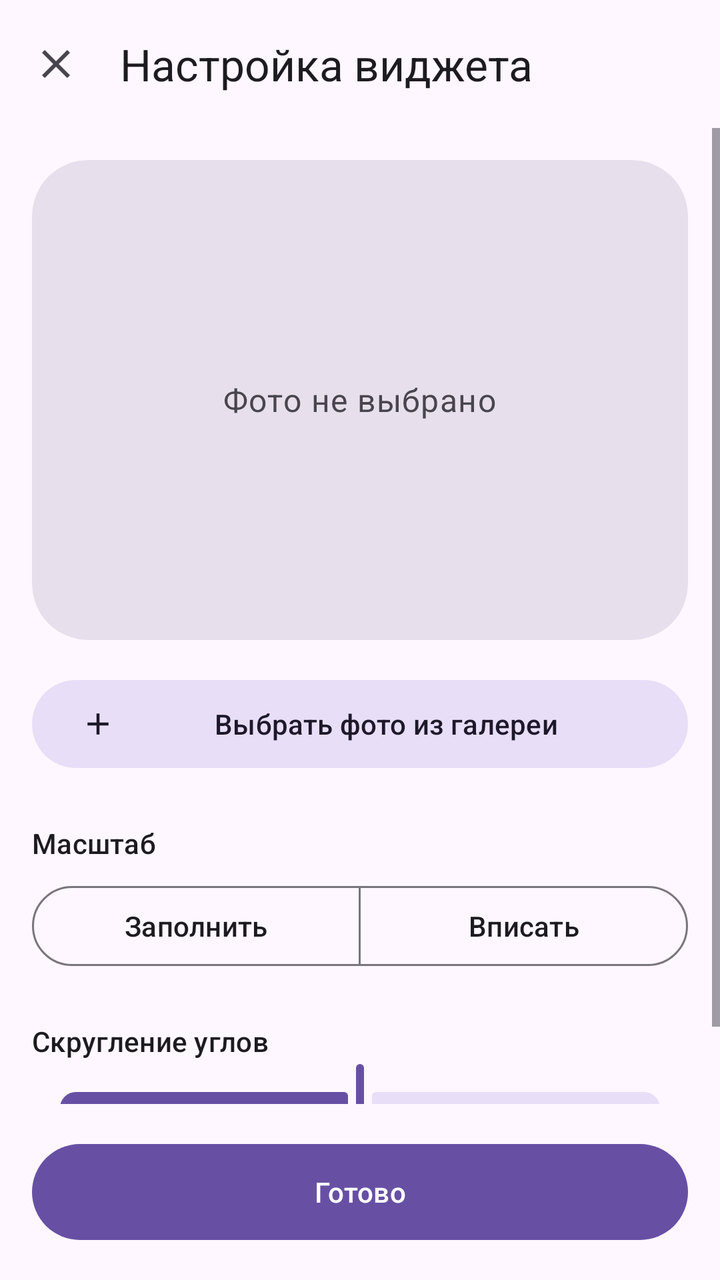
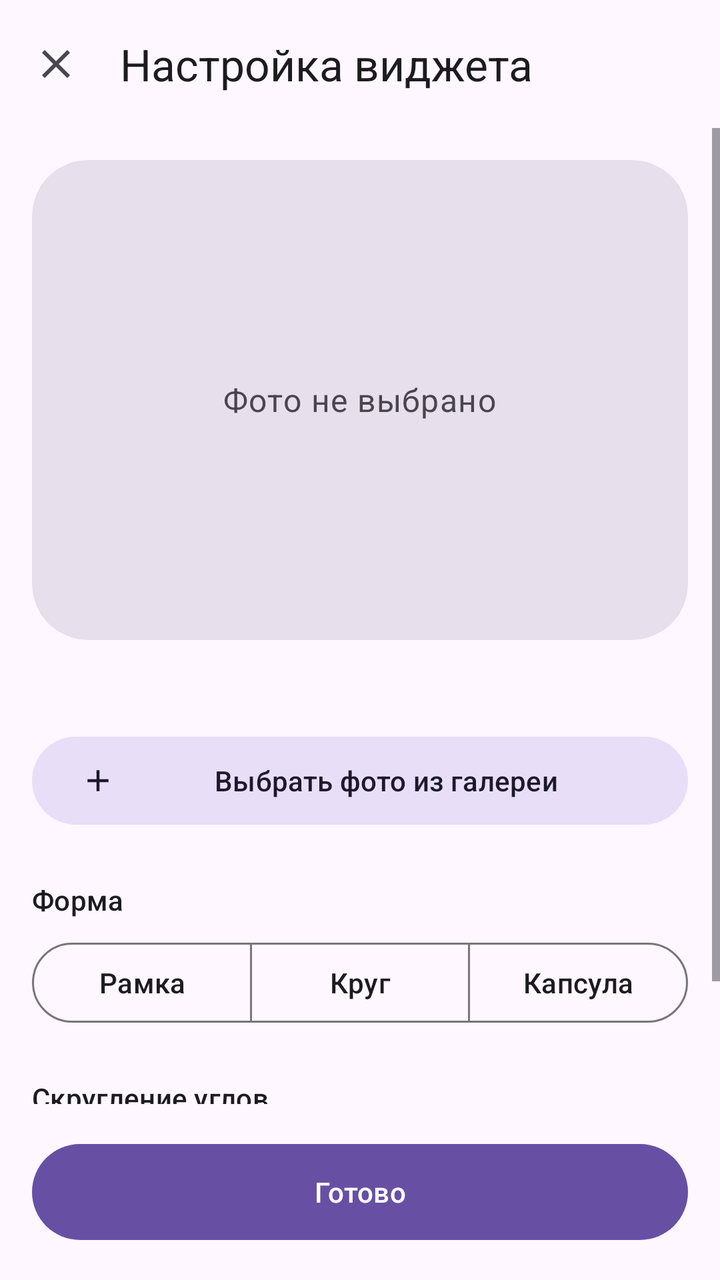

Screens rendered from an Android XML layout before and after an edit, with the pre-edit source and the edit as a unified diff.
<!-- AndroidManifest.xml: application theme Theme.PhotoWidget -->
<!-- res/layout/activity_configure.xml -->
<?xml version="1.0" encoding="utf-8"?>
<LinearLayout xmlns:android="http://schemas.android.com/apk/res/android"
    xmlns:app="http://schemas.android.com/apk/res-auto"
    android:layout_width="match_parent"
    android:layout_height="match_parent"
    android:background="?attr/colorSurface"
    android:orientation="vertical">

    <com.google.android.material.appbar.MaterialToolbar
        android:id="@+id/toolbar"
        android:layout_width="match_parent"
        android:layout_height="?attr/actionBarSize"
        app:navigationContentDescription="@string/close"
        app:navigationIcon="@drawable/ic_close"
        app:title="@string/configure_title" />

    <ScrollView
        android:layout_width="match_parent"
        android:layout_height="0dp"
        android:layout_weight="1">

        <LinearLayout
            android:layout_width="match_parent"
            android:layout_height="wrap_content"
            android:orientation="vertical"
            android:padding="16dp">

            <com.google.android.material.card.MaterialCardView
                style="@style/Widget.Material3.CardView.Filled"
                android:layout_width="match_parent"
                android:layout_height="240dp"
                app:cardBackgroundColor="?attr/colorSurfaceVariant"
                app:cardCornerRadius="28dp">

                <FrameLayout
                    android:layout_width="match_parent"
                    android:layout_height="match_parent">

                    <ImageView
                        android:id="@+id/img_preview"
                        android:layout_width="200dp"
                        android:layout_height="200dp"
                        android:layout_gravity="center"
                        android:contentDescription="@string/widget_name"
                        android:scaleType="fitCenter"
                        android:visibility="gone" />

                    <TextView
                        android:id="@+id/tv_empty"
                        android:layout_width="wrap_content"
                        android:layout_height="wrap_content"
                        android:layout_gravity="center"
                        android:text="@string/no_photo"
                        android:textAppearance="?attr/textAppearanceBodyLarge"
                        android:textColor="?attr/colorOnSurfaceVariant" />
                </FrameLayout>
            </com.google.android.material.card.MaterialCardView>

            <com.google.android.material.button.MaterialButton
                android:id="@+id/btn_pick"
                style="@style/Widget.Material3.Button.TonalButton"
                android:layout_width="match_parent"
                android:layout_height="wrap_content"
                android:layout_marginTop="16dp"
                android:minHeight="52dp"
                android:text="@string/pick_photo"
                app:icon="@drawable/ic_add" />

            <TextView
                android:layout_width="wrap_content"
                android:layout_height="wrap_content"
                android:layout_marginTop="24dp"
                android:text="@string/scale_label"
                android:textAppearance="?attr/textAppearanceTitleSmall" />

            <com.google.android.material.button.MaterialButtonToggleGroup
                android:id="@+id/toggle_scale"
                android:layout_width="match_parent"
                android:layout_height="wrap_content"
                android:layout_marginTop="8dp"
                app:selectionRequired="true"
                app:singleSelection="true">

                <com.google.android.material.button.MaterialButton
                    android:id="@+id/btn_fill"
                    style="?attr/materialButtonOutlinedStyle"
                    android:layout_width="0dp"
                    android:layout_height="wrap_content"
                    android:layout_weight="1"
                    android:text="@string/scale_fill" />

                <com.google.android.material.button.MaterialButton
                    android:id="@+id/btn_fit"
                    style="?attr/materialButtonOutlinedStyle"
                    android:layout_width="0dp"
                    android:layout_height="wrap_content"
                    android:layout_weight="1"
                    android:text="@string/scale_fit" />
            </com.google.android.material.button.MaterialButtonToggleGroup>

            <LinearLayout
                android:layout_width="match_parent"
                android:layout_height="wrap_content"
                android:layout_marginTop="24dp"
                android:orientation="horizontal">

                <TextView
                    android:layout_width="0dp"
                    android:layout_height="wrap_content"
                    android:layout_weight="1"
                    android:text="@string/radius_label"
                    android:textAppearance="?attr/textAppearanceTitleSmall" />

                <TextView
                    android:id="@+id/tv_radius_value"
                    android:layout_width="wrap_content"
                    android:layout_height="wrap_content"
                    android:textAppearance="?attr/textAppearanceLabelLarge"
                    android:textColor="?attr/colorPrimary" />
            </LinearLayout>

            <com.google.android.material.slider.Slider
                android:id="@+id/slider_radius"
                android:layout_width="match_parent"
                android:layout_height="wrap_content"
                android:stepSize="1"
                android:value="20"
                android:valueFrom="0"
                android:valueTo="40" />
        </LinearLayout>
    </ScrollView>

    <com.google.android.material.button.MaterialButton
        android:id="@+id/btn_save"
        android:layout_width="match_parent"
        android:layout_height="wrap_content"
        android:layout_margin="16dp"
        android:minHeight="56dp"
        android:text="@string/done" />
</LinearLayout>
<!-- resources referenced by this layout -->
<resources>
  <!-- drawable ic_add (drawable) -->
  <vector xmlns:android="http://schemas.android.com/apk/res/android"
      android:width="24dp"
      android:height="24dp"
      android:viewportWidth="24"
      android:viewportHeight="24"
      android:tint="?attr/colorControlNormal">
      <path
          android:fillColor="#FFFFFFFF"
          android:pathData="M19,13h-6v6h-2v-6H5v-2h6V5h2v6h6z" />
  </vector>
  <!-- drawable ic_close (drawable) -->
  <vector xmlns:android="http://schemas.android.com/apk/res/android"
      android:width="24dp"
      android:height="24dp"
      android:viewportWidth="24"
      android:viewportHeight="24"
      android:tint="?attr/colorControlNormal">
      <path
          android:fillColor="#FFFFFFFF"
          android:pathData="M19,6.41L17.59,5 12,10.59 6.41,5 5,6.41 10.59,12 5,17.59 6.41,19 12,13.41 17.59,19 19,17.59 13.41,12z" />
  </vector>
  <string name="close">Закрыть</string>
  <string name="configure_title">Настройка виджета</string>
  <string name="done">Готово</string>
  <string name="no_photo">Фото не выбрано</string>
  <string name="pick_photo">Выбрать фото из галереи</string>
  <string name="radius_label">Скругление углов</string>
  <string name="scale_fill">Заполнить</string>
  <string name="scale_fit">Вписать</string>
  <string name="scale_label">Масштаб</string>
  <string name="widget_name">Фото из галереи</string>
  <style name="Theme.PhotoWidget" parent="Theme.Material3.DayNight.NoActionBar" />
</resources>

<!-- the commit's change to res/layout/activity_configure.xml (unified diff, before → after) -->
@@ -28,20 +28,24 @@
             <com.google.android.material.card.MaterialCardView
                 style="@style/Widget.Material3.CardView.Filled"
                 android:layout_width="match_parent"
-                android:layout_height="240dp"
+                android:layout_height="wrap_content"
                 app:cardBackgroundColor="?attr/colorSurfaceVariant"
                 app:cardCornerRadius="28dp">
 
                 <FrameLayout
                     android:layout_width="match_parent"
-                    android:layout_height="match_parent">
+                    android:layout_height="wrap_content"
+                    android:minHeight="240dp"
+                    android:padding="16dp">
 
                     <ImageView
                         android:id="@+id/img_preview"
-                        android:layout_width="200dp"
-                        android:layout_height="200dp"
+                        android:layout_width="match_parent"
+                        android:layout_height="wrap_content"
                         android:layout_gravity="center"
+                        android:adjustViewBounds="true"
                         android:contentDescription="@string/widget_name"
+                        android:maxHeight="288dp"
                         android:scaleType="fitCenter"
                         android:visibility="gone" />
 
@@ -55,6 +59,14 @@
                         android:textColor="?attr/colorOnSurfaceVariant" />
                 </FrameLayout>
             </com.google.android.material.card.MaterialCardView>
+
+            <TextView
+                android:id="@+id/tv_size_info"
+                android:layout_width="match_parent"
+                android:layout_height="wrap_content"
+                android:layout_marginTop="12dp"
+                android:textAppearance="?attr/textAppearanceBodySmall"
+                android:textColor="?attr/colorOnSurfaceVariant" />
 
             <com.google.android.material.button.MaterialButton
                 android:id="@+id/btn_pick"
@@ -70,11 +82,11 @@
                 android:layout_width="wrap_content"
                 android:layout_height="wrap_content"
                 android:layout_marginTop="24dp"
-                android:text="@string/scale_label"
+                android:text="@string/shape_label"
                 android:textAppearance="?attr/textAppearanceTitleSmall" />
 
             <com.google.android.material.button.MaterialButtonToggleGroup
-                android:id="@+id/toggle_scale"
+                android:id="@+id/toggle_shape"
                 android:layout_width="match_parent"
                 android:layout_height="wrap_content"
                 android:layout_marginTop="8dp"
@@ -82,51 +94,66 @@
                 app:singleSelection="true">
 
                 <com.google.android.material.button.MaterialButton
-                    android:id="@+id/btn_fill"
+                    android:id="@+id/btn_shape_rounded"
                     style="?attr/materialButtonOutlinedStyle"
                     android:layout_width="0dp"
                     android:layout_height="wrap_content"
                     android:layout_weight="1"
-                    android:text="@string/scale_fill" />
+                    android:text="@string/shape_rounded" />
 
                 <com.google.android.material.button.MaterialButton
-                    android:id="@+id/btn_fit"
+                    android:id="@+id/btn_shape_circle"
                     style="?attr/materialButtonOutlinedStyle"
                     android:layout_width="0dp"
                     android:layout_height="wrap_content"
                     android:layout_weight="1"
-                    android:text="@string/scale_fit" />
+                    android:text="@string/shape_circle" />
+
+                <com.google.android.material.button.MaterialButton
+                    android:id="@+id/btn_shape_capsule"
+                    style="?attr/materialButtonOutlinedStyle"
+                    android:layout_width="0dp"
+                    android:layout_height="wrap_content"
+                    android:layout_weight="1"
+                    android:text="@string/shape_capsule" />
             </com.google.android.material.button.MaterialButtonToggleGroup>
 
             <LinearLayout
+                android:id="@+id/row_radius"
                 android:layout_width="match_parent"
                 android:layout_height="wrap_content"
                 android:layout_marginTop="24dp"
-                android:orientation="horizontal">
+                android:orientation="vertical">
 
-                <TextView
-                    android:layout_width="0dp"
+                <LinearLayout
+                    android:layout_width="match_parent"
                     android:layout_height="wrap_content"
-                    android:layout_weight="1"
-                    android:text="@string/radius_label"
-                    android:textAppearance="?attr/textAppearanceTitleSmall" />
+                    android:orientation="horizontal">
 
-                <TextView
-                    android:id="@+id/tv_radius_value"
-                    android:layout_width="wrap_content"
+                    <TextView
+                        android:layout_width="0dp"
+                        android:layout_height="wrap_content"
+                        android:layout_weight="1"
+                        android:text="@string/radius_label"
+                        android:textAppearance="?attr/textAppearanceTitleSmall" />
+
+                    <TextView
+                        android:id="@+id/tv_radius_value"
+                        android:layout_width="wrap_content"
+                        android:layout_height="wrap_content"
+                        android:textAppearance="?attr/textAppearanceLabelLarge"
+                        android:textColor="?attr/colorPrimary" />
+                </LinearLayout>
+
+                <com.google.android.material.slider.Slider
+                    android:id="@+id/slider_radius"
+                    android:layout_width="match_parent"
                     android:layout_height="wrap_content"
-                    android:textAppearance="?attr/textAppearanceLabelLarge"
-                    android:textColor="?attr/colorPrimary" />
+                    android:stepSize="1"
+                    android:value="20"
+                    android:valueFrom="0"
+                    android:valueTo="40" />
             </LinearLayout>
-
-            <com.google.android.material.slider.Slider
-                android:id="@+id/slider_radius"
-                android:layout_width="match_parent"
-                android:layout_height="wrap_content"
-                android:stepSize="1"
-                android:value="20"
-                android:valueFrom="0"
-                android:valueTo="40" />
         </LinearLayout>
     </ScrollView>
 
<!-- resource entries referenced after the edit -->
@@ -28,9 +28,10 @@
   <string name="no_photo">Фото не выбрано</string>
   <string name="pick_photo">Выбрать фото из галереи</string>
   <string name="radius_label">Скругление углов</string>
-  <string name="scale_fill">Заполнить</string>
-  <string name="scale_fit">Вписать</string>
-  <string name="scale_label">Масштаб</string>
+  <string name="shape_capsule">Капсула</string>
+  <string name="shape_circle">Круг</string>
+  <string name="shape_label">Форма</string>
+  <string name="shape_rounded">Рамка</string>
   <string name="widget_name">Фото из галереи</string>
   <style name="Theme.PhotoWidget" parent="Theme.Material3.DayNight.NoActionBar" />
 </resources>
